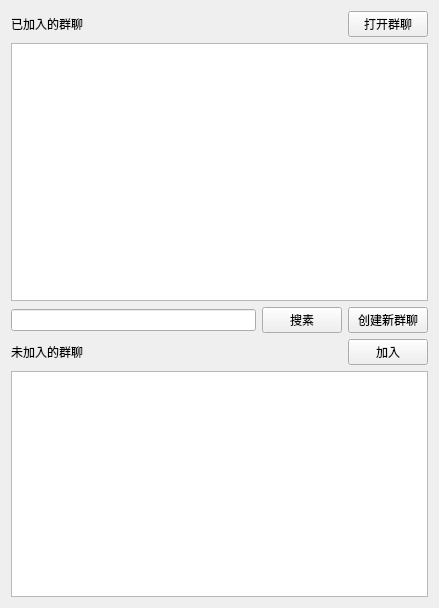
Qt form client/src/chatlist.ui (omigeft/QTChatroom) before a commit.
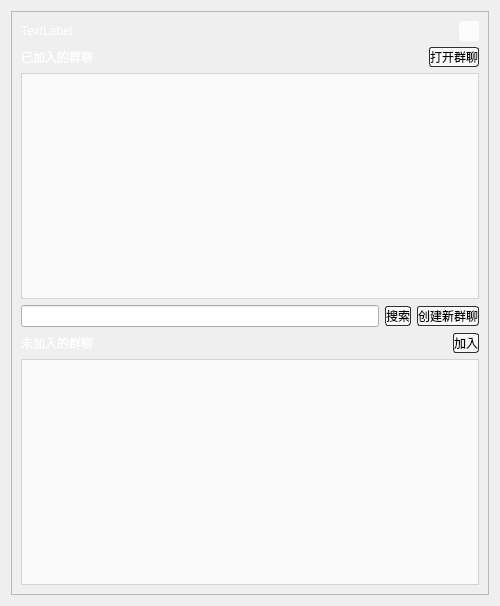
The same form after that commit. Icons and pictures are not drawn.

What changed in the file:
```diff
--- a/client/src/chatlist.ui
+++ b/client/src/chatlist.ui
@@ -6,15 +6,96 @@
    <rect>
     <x>0</x>
     <y>0</y>
-    <width>439</width>
-    <height>608</height>
+    <width>500</width>
+    <height>606</height>
    </rect>
   </property>
+  <property name="maximumSize">
+   <size>
+    <width>500</width>
+    <height>930</height>
+   </size>
+  </property>
   <property name="windowTitle">
    <string>群聊列表</string>
   </property>
+  <property name="styleSheet">
+   <string notr="true">QLabel{
+color:rgb(255, 255, 255)
+}
+QPushButton{
+font:75 10pt &quot;Microsoft YaHei UI&quot;;
+background:rgba(255,255,255,0.7);
+border: 1px solid rgba(0, 0, 0,0.8);
+border-radius: 3px;
+}
+QPushButton:hover {
+background: rgba(255,255,255,0.8);
+}
+QListWidget{
+background:rgba(255,255,255,0.7);
+}</string>
+  </property>
   <layout class="QVBoxLayout" name="verticalLayout_3">
    <item>
+    <widget class="QFrame" name="frame">
+     <property name="styleSheet">
+      <string notr="true">#frame{border-image:url(pic/listback3.jpg)}</string>
+     </property>
+     <property name="frameShape">
+      <enum>QFrame::StyledPanel</enum>
+     </property>
+     <property name="frameShadow">
+      <enum>QFrame::Raised</enum>
+     </property>
+     <layout class="QGridLayout" name="gridLayout">
+      <item row="0" column="0">
+       <layout class="QHBoxLayout" name="horizontalLayout_4">
+        <item>
+         <widget class="QLabel" name="UserNameLabel">
+          <property name="text">
+           <string>TextLabel</string>
+          </property>
+         </widget>
+        </item>
+        <item>
+         <spacer name="horizontalSpacer_3">
+          <property name="orientation">
+           <enum>Qt::Horizontal</enum>
+          </property>
+          <property name="sizeHint" stdset="0">
+           <size>
+            <width>40</width>
+            <height>20</height>
+           </size>
+          </property>
+         </spacer>
+        </item>
+        <item>
+         <widget class="QPushButton" name="closeButton">
+          <property name="maximumSize">
+           <size>
+            <width>20</width>
+            <height>20</height>
+           </size>
+          </property>
+          <property name="styleSheet">
+           <string notr="true">#closeButton{
+border:none;
+background:rgba(255,255,255,0.8);
+}
+#closeButton:hover {
+background: rgba(255,255,255,0.7);
+}</string>
+          </property>
+          <property name="text">
+           <string/>
+          </property>
+         </widget>
+        </item>
+       </layout>
+      </item>
+      <item row="1" column="0">
     <layout class="QVBoxLayout" name="verticalLayout">
      <item>
       <layout class="QHBoxLayout" name="horizontalLayout">
@@ -47,13 +128,13 @@
        </item>
       </layout>
      </item>
-     <item>
-      <widget class="QListWidget" name="HJoinChatListWidget"/>
-     </item>
-    </layout>
-   </item>
-   <item>
+       </layout>
+      </item>
+      <item row="2" column="0">
     <layout class="QVBoxLayout" name="verticalLayout_2">
+        <item>
+         <widget class="QListWidget" name="HJoinChatListWidget"/>
+        </item>
      <item>
       <layout class="QHBoxLayout" name="horizontalLayout_3">
        <item>
@@ -62,7 +143,7 @@
        <item>
         <widget class="QPushButton" name="SortChatButton">
          <property name="text">
-          <string>搜素</string>
+             <string>搜索</string>
          </property>
         </widget>
        </item>
@@ -110,6 +191,9 @@
       <widget class="QListWidget" name="UJoinChatListWidget"/>
      </item>
     </layout>
+      </item>
+     </layout>
+    </widget>
    </item>
   </layout>
  </widget>
```
Lines whose indentation alone changed are shown as unchanged.
